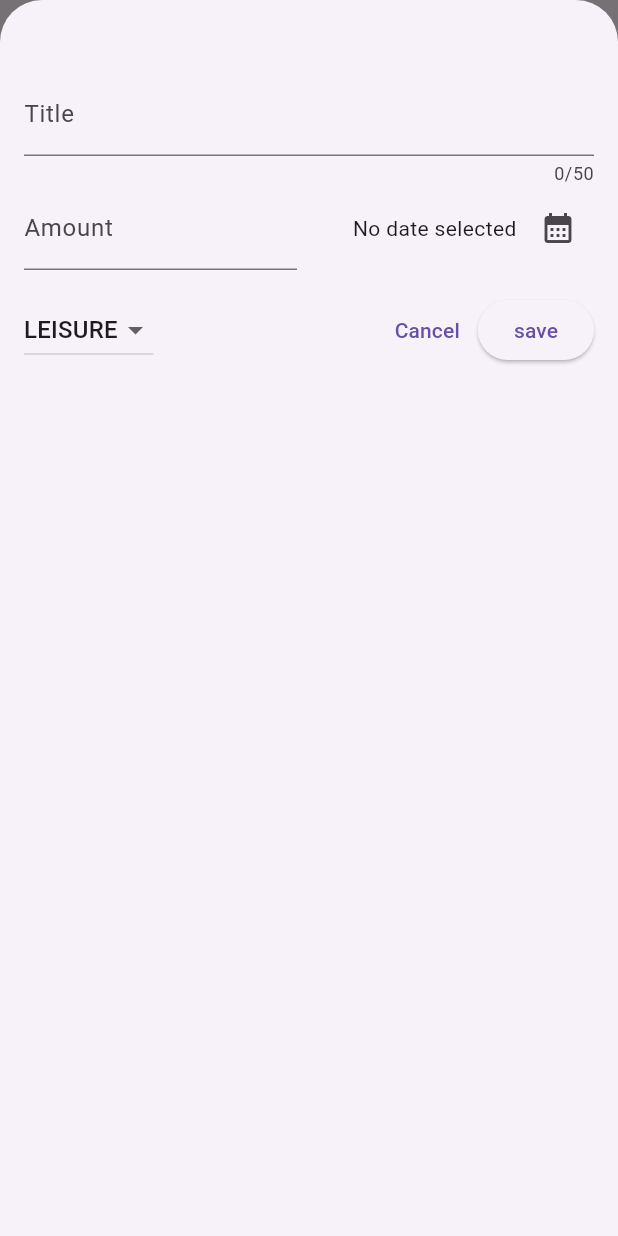
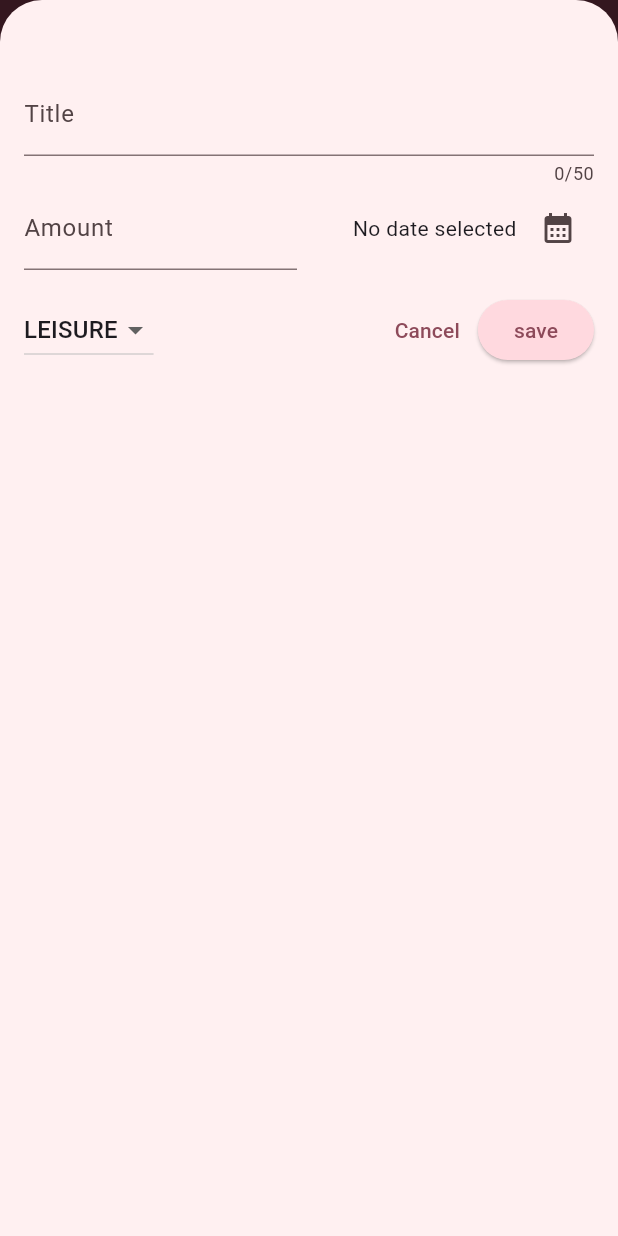
Before and after one commit to danhdelrey/expense_tracker, a Flutter app: the screen it shows after launch, after a tap on the "add" icon, on a phone screen of 412 x 824 dp. Run offline on Flutter 3.47's test engine with Material 3 defaults, Android fonts, the phone set to English and light mode, and no system bars; missing offline and left inert: dart:html.

Commit message:
theming & dark mode

```diff
--- a/lib/main.dart
+++ b/lib/main.dart
@@ -1,10 +1,52 @@
 import 'package:expense_tracker/widgets/expenses.dart';
 import 'package:flutter/material.dart';
+
+var kColorScheme = ColorScheme.fromSeed(seedColor: Colors.pinkAccent);
+
+var kDarkColorScheme = ColorScheme.fromSeed(
+  seedColor: Colors.deepPurpleAccent,
+  brightness: Brightness.dark,
+);
 
 void main() {
   runApp(
     MaterialApp(
-      theme: ThemeData().copyWith(scaffoldBackgroundColor: Colors.pinkAccent),
+      darkTheme: ThemeData.dark().copyWith(
+        colorScheme: kDarkColorScheme,
+        cardTheme: CardTheme().copyWith(
+          color: kDarkColorScheme.secondaryContainer,
+          margin: EdgeInsets.symmetric(horizontal: 16, vertical: 8),
+        ),
+        elevatedButtonTheme: ElevatedButtonThemeData(
+          style: ElevatedButton.styleFrom(
+            backgroundColor: kDarkColorScheme.primaryContainer,
+            foregroundColor: kDarkColorScheme.onPrimaryContainer,
+          ),
+        ),
+      ),
+      theme: ThemeData().copyWith(
+        colorScheme: kColorScheme,
+        appBarTheme: const AppBarTheme().copyWith(
+          backgroundColor: kColorScheme.onPrimaryContainer,
+          foregroundColor: kColorScheme.primaryContainer,
+        ),
+        cardTheme: CardTheme().copyWith(
+          color: kColorScheme.secondaryContainer,
+          margin: EdgeInsets.symmetric(horizontal: 16, vertical: 8),
+        ),
+        elevatedButtonTheme: ElevatedButtonThemeData(
+          style: ElevatedButton.styleFrom(
+              backgroundColor: kColorScheme.primaryContainer),
+        ),
+        textTheme: ThemeData().textTheme.copyWith(
+              titleLarge: TextStyle(
+                fontWeight: FontWeight.bold,
+                color: kColorScheme.onSecondaryContainer,
+                fontSize: 16,
+              ),
+            ),
+      ),
+      //themeMode: ThemeMode.system,
       home: Expenses(),
     ),
   );
--- a/lib/widgets/expenses_list/expense_item.dart
+++ b/lib/widgets/expenses_list/expense_item.dart
@@ -12,8 +12,12 @@ class ExpenseItem extends StatelessWidget {
       child: Padding(
         padding: const EdgeInsets.symmetric(horizontal: 20, vertical: 16),
         child: Column(
+          crossAxisAlignment: CrossAxisAlignment.start,
           children: [
-            Text(expense.title),
+            Text(
+              expense.title,
+              style: Theme.of(context).textTheme.titleLarge,
+            ),
             const SizedBox(height: 4),
             Row(
               children: [
--- a/lib/widgets/expenses_list/expenses_list.dart
+++ b/lib/widgets/expenses_list/expenses_list.dart
@@ -1,3 +1,4 @@
+import 'package:expense_tracker/main.dart';
 import 'package:expense_tracker/widgets/expenses_list/expense_item.dart';
 import 'package:flutter/material.dart';
 import 'package:expense_tracker/models/expense.dart';
@@ -16,6 +17,11 @@ class ExpensesList extends StatelessWidget {
         onDismissed: (direction) {
           onRemoveExpense(expenses[index]);
         },
+        background: Container(
+          color: Theme.of(context).colorScheme.error.withOpacity(0.7),
+          margin: EdgeInsets.symmetric(
+              horizontal: Theme.of(context).cardTheme.margin!.horizontal),
+        ),
         key: ValueKey(expenses[index]),
         child: ExpenseItem(
           expenses[index],
```
